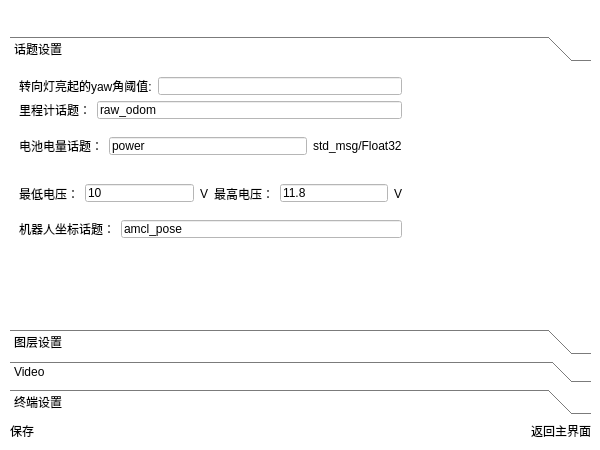
Above: ui/loginwidget.ui from chengyangkj/Ros_Qt5_Gui_App before the change. Below: the same form after it.
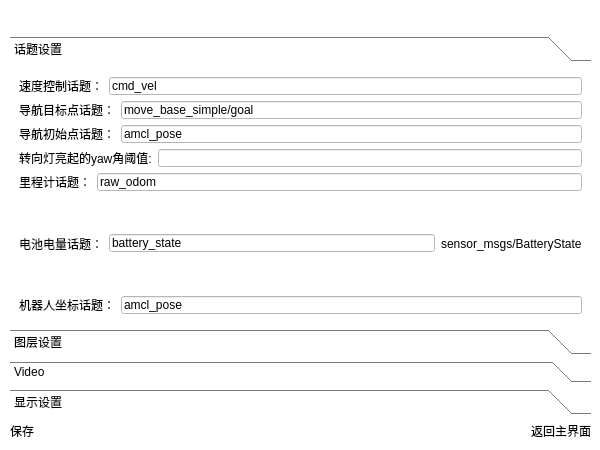
That is the form after the change. The open tabs and pages were chosen to show the change. Icons and pictures are not drawn.

The edit to the form file:
```diff
--- a/ui/loginwidget.ui
+++ b/ui/loginwidget.ui
@@ -736,23 +736,70 @@
              <rect>
               <x>0</x>
               <y>0</y>
-              <width>579</width>
-              <height>228</height>
+              <width>565</width>
+              <height>239</height>
              </rect>
             </property>
             <attribute name="label">
              <string>话题设置</string>
             </attribute>
-            <widget class="QWidget" name="layoutWidget">
-             <property name="geometry">
-              <rect>
-               <x>9</x>
-               <y>9</y>
-               <width>383</width>
-               <height>161</height>
-              </rect>
-             </property>
+            <layout class="QVBoxLayout" name="verticalLayout_17">
+             <item>
              <layout class="QVBoxLayout" name="verticalLayout_6">
+               <item>
+                <layout class="QHBoxLayout" name="horizontalLayout_31">
+                 <item>
+                  <widget class="QLabel" name="label_14">
+                   <property name="text">
+                    <string>速度控制话题：</string>
+                   </property>
+                  </widget>
+                 </item>
+                 <item>
+                  <widget class="QLineEdit" name="lineEdit_speed_topic">
+                   <property name="text">
+                    <string>cmd_vel</string>
+                   </property>
+                  </widget>
+                 </item>
+                </layout>
+               </item>
+               <item>
+                <layout class="QHBoxLayout" name="horizontalLayout_30">
+                 <item>
+                  <widget class="QLabel" name="label_11">
+                   <property name="text">
+                    <string>导航目标点话题：</string>
+                   </property>
+                  </widget>
+                 </item>
+                 <item>
+                  <widget class="QLineEdit" name="lineEdit_goal_topic">
+                   <property name="text">
+                    <string>move_base_simple/goal</string>
+                   </property>
+                  </widget>
+                 </item>
+                </layout>
+               </item>
+               <item>
+                <layout class="QHBoxLayout" name="horizontalLayout_29">
+                 <item>
+                  <widget class="QLabel" name="label_10">
+                   <property name="text">
+                    <string>导航初始点话题：</string>
+                   </property>
+                  </widget>
+                 </item>
+                 <item>
+                  <widget class="QLineEdit" name="lineEdit_start_postopic">
+                   <property name="text">
+                    <string>amcl_pose</string>
+                   </property>
+                  </widget>
+                 </item>
+                </layout>
+               </item>
               <item>
                <layout class="QHBoxLayout" name="horizontalLayout_18">
                 <item>
@@ -801,64 +848,21 @@
                 <item>
                  <widget class="QLineEdit" name="lineEdit_power">
                   <property name="text">
-                   <string>power</string>
+                    <string>battery_state</string>
                   </property>
                  </widget>
                 </item>
                 <item>
                  <widget class="QLabel" name="label_22">
                   <property name="text">
-                   <string>std_msg/Float32</string>
+                    <string>sensor_msgs/BatteryState</string>
                   </property>
                  </widget>
                 </item>
                </layout>
               </item>
               <item>
-               <layout class="QHBoxLayout" name="horizontalLayout_11">
-                <item>
-                 <widget class="QLabel" name="label_12">
-                  <property name="text">
-                   <string>最低电压：</string>
-                  </property>
-                 </widget>
-                </item>
-                <item>
-                 <widget class="QLineEdit" name="lineEdit_power_min">
-                  <property name="text">
-                   <string>10</string>
-                  </property>
-                 </widget>
-                </item>
-                <item>
-                 <widget class="QLabel" name="label_20">
-                  <property name="text">
-                   <string>V</string>
-                  </property>
-                 </widget>
-                </item>
-                <item>
-                 <widget class="QLabel" name="label_13">
-                  <property name="text">
-                   <string>最高电压：</string>
-                  </property>
-                 </widget>
-                </item>
-                <item>
-                 <widget class="QLineEdit" name="lineEdit_power_max">
-                  <property name="text">
-                   <string>11.8</string>
-                  </property>
-                 </widget>
-                </item>
-                <item>
-                 <widget class="QLabel" name="label_21">
-                  <property name="text">
-                   <string>V</string>
-                  </property>
-                 </widget>
-                </item>
-               </layout>
+                <layout class="QHBoxLayout" name="horizontalLayout_11"/>
               </item>
               <item>
                <layout class="QHBoxLayout" name="horizontalLayout_7">
@@ -879,7 +883,8 @@
                </layout>
               </item>
              </layout>
-            </widget>
+             </item>
+            </layout>
            </widget>
            <widget class="QWidget" name="page_6">
             <property name="geometry">
@@ -1240,7 +1245,7 @@
              </rect>
             </property>
             <attribute name="label">
-             <string>终端设置</string>
+             <string>显示设置</string>
             </attribute>
            </widget>
           </widget>
@@ -1297,6 +1302,17 @@
     </layout>
    </widget>
   </widget>
+  <widget class="QWidget" name="layoutWidget">
+   <property name="geometry">
+    <rect>
+     <x>0</x>
+     <y>0</y>
+     <width>2</width>
+     <height>2</height>
+    </rect>
+   </property>
+   <layout class="QHBoxLayout" name="horizontalLayout_25"/>
+  </widget>
  </widget>
  <resources/>
  <connections/>
```
Left out of the diff: 112 changed lines with no effect on the pictures. Lines whose indentation alone changed are shown as unchanged.
